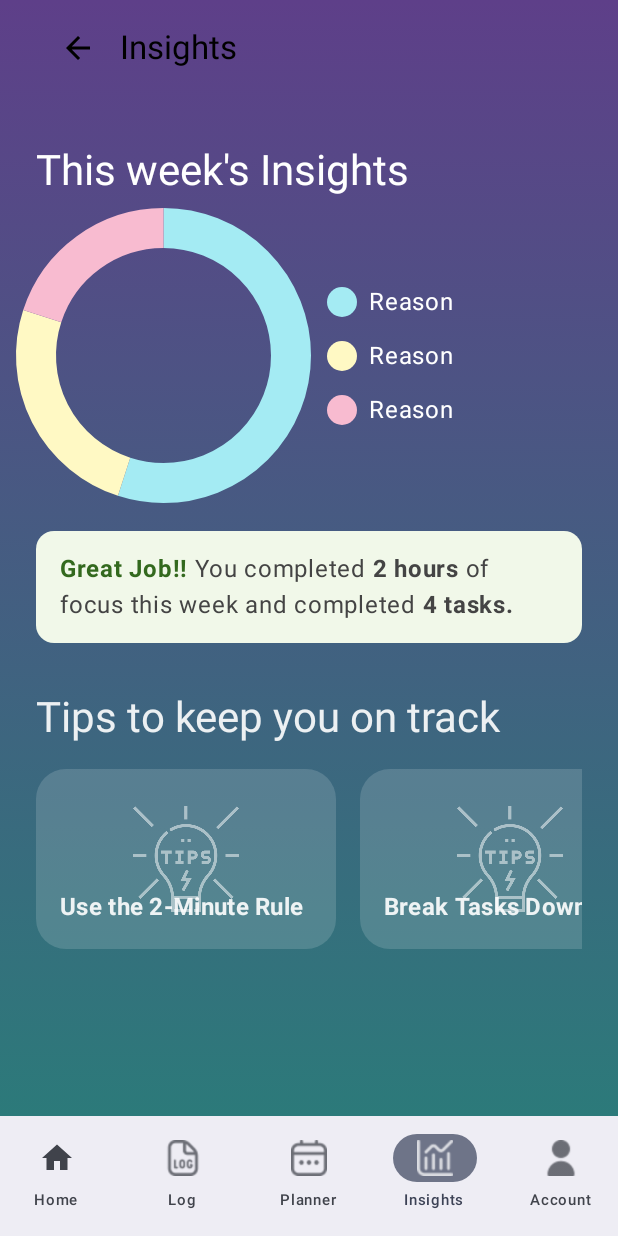
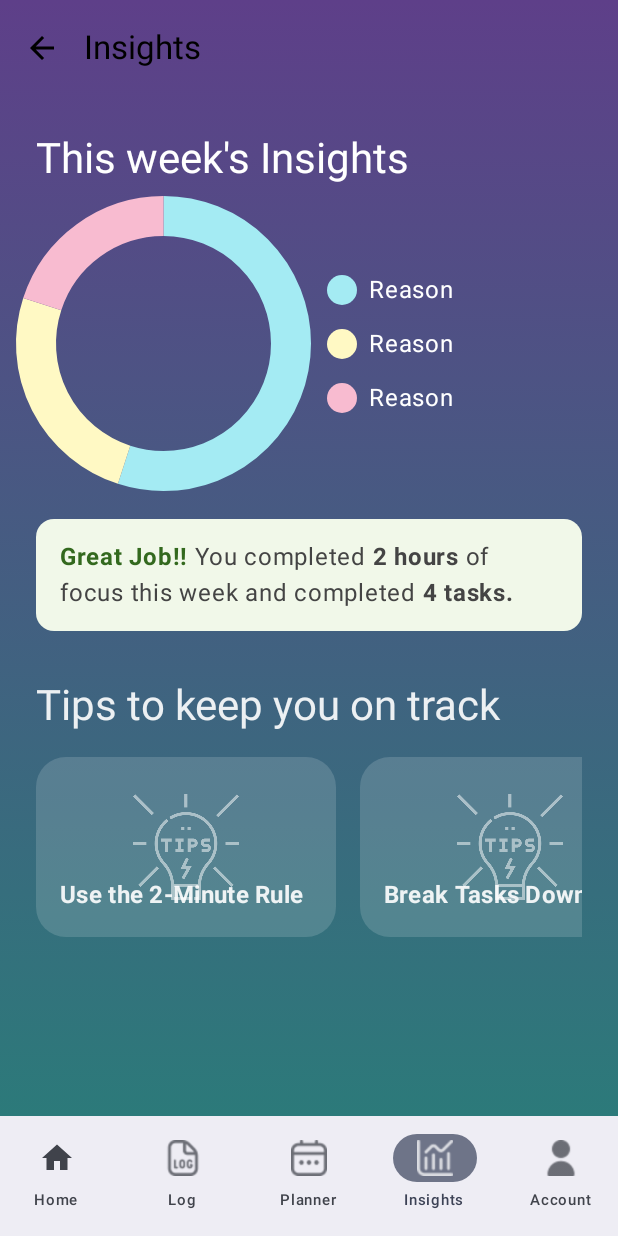
Before and after one commit to Cos229-239/2025_10_Team1, an Android app built with Jetpack Compose: the InsightsScreen screen opened through its navigation route, on a phone screen of 412 x 824 dp. Run offline under Robolectric (Android 15) with nearby library versions, the phone set to English and light mode, and no system bars.

Commit message:
Adjusted insights screen pushed to dev

```diff
--- a/app/src/main/java/com/example/myapplication/ui1/InsightsScreen.kt
+++ b/app/src/main/java/com/example/myapplication/ui1/InsightsScreen.kt
@@ -73,23 +73,31 @@ fun InsightsScreen(tasks: List<PlannerTask>, navController: NavController, modif
         Tip("Practice Self-Compassion", "https://www.youtube.com/watch?v=11U0h0DPu7Q", R.drawable.ic_tip_placeholder)
     )
 
-    // FIX 1: Define the standard purple-to-teal gradient.
     val standardGradient = Brush.verticalGradient(
         colors = listOf(Color(0xFF5E3F89), Color(0xFF2C7A7A))
     )
 
+    // FIX 1: Main container column for background and top-level layout
     Column(
         modifier = modifier
             .fillMaxSize()
-            .background(standardGradient) // Apply the standard gradient
+            .background(standardGradient) // Apply gradient to the whole screen
             .padding(WindowInsets.systemBars.only(WindowInsetsSides.Top).asPaddingValues())
+    ) {
+        // FIX 2: Move AppHeader out and give it specific padding
+        AppHeader(
+            title = "Insights",
+            navController = navController
+        )
+        Spacer(modifier = Modifier.height(24.dp))
+
+        // FIX 3: Create a new Column for the scrollable and centered content
+        Column(
+            modifier = Modifier
+                .fillMaxSize()
                 .verticalScroll(rememberScrollState())
                 .padding(horizontal = 24.dp)
         ) {
-        AppHeader(title = "Insights", navController = navController)
-        Spacer(modifier = Modifier.height(32.dp))
-
-        // FIX 2: Change text color to White for readability.
             Text(
                 text = "This week's Insights",
                 style = MaterialTheme.typography.headlineMedium,
@@ -105,11 +113,12 @@ fun InsightsScreen(tasks: List<PlannerTask>, navController: NavController, modif
                 text = "Tips to keep you on track",
                 style = MaterialTheme.typography.headlineMedium,
                 fontWeight = FontWeight.Normal,
-            color = Color.White.copy(alpha = 0.9f) // Use slightly transparent white for sub-headers
+                color = Color.White.copy(alpha = 0.9f)
             )
             Spacer(modifier = Modifier.height(16.dp))
             TipsSection(tips = tips)
             Spacer(modifier = Modifier.height(16.dp))
+        }
     }
 }
 
@@ -165,14 +174,12 @@ fun LegendItem(color: Color, text: String) {
     Row(verticalAlignment = Alignment.CenterVertically, modifier = Modifier.padding(vertical = 8.dp)) {
         Box(modifier = Modifier.size(20.dp).background(color, shape = CircleShape))
         Spacer(modifier = Modifier.width(8.dp))
-        // FIX 3: Change legend text to white
         Text(text = text, style = MaterialTheme.typography.bodyLarge, color = Color.White)
     }
 }
 
 @Composable
 fun SummaryCard(completedHours: Int, completedTasks: Int) {
-    // This card's pastel color works well as a highlight.
     Card(
         modifier = Modifier.fillMaxWidth(),
         shape = RoundedCornerShape(12.dp),
@@ -188,7 +195,7 @@ fun SummaryCard(completedHours: Int, completedTasks: Int) {
             },
             modifier = Modifier.padding(16.dp),
             style = MaterialTheme.typography.bodyLarge,
-            color = Color.DarkGray // Ensure text inside is readable
+            color = Color.DarkGray
         )
     }
 }
@@ -211,14 +218,13 @@ fun TipsSection(tips: List<Tip>) {
 
 @Composable
 fun TipCard(tip: Tip, onClick: () -> Unit) {
-    // FIX 4: Update TipCard for dark theme
     Card(
         modifier = Modifier
             .width(200.dp)
             .height(120.dp)
             .clickable(onClick = onClick),
         shape = RoundedCornerShape(20.dp),
-        colors = CardDefaults.cardColors(containerColor = Color.White.copy(alpha = 0.15f)) // Use semi-transparent white
+        colors = CardDefaults.cardColors(containerColor = Color.White.copy(alpha = 0.15f))
     ) {
         Box(
             modifier = Modifier
@@ -240,7 +246,7 @@ fun TipCard(tip: Tip, onClick: () -> Unit) {
                 text = tip.title,
                 style = MaterialTheme.typography.titleMedium,
                 fontWeight = FontWeight.Bold,
-                color = Color.White.copy(alpha = 0.9f) // Use bright white for text
+                color = Color.White.copy(alpha = 0.9f)
             )
         }
     }
```
Lines whose indentation alone changed are shown as unchanged.
